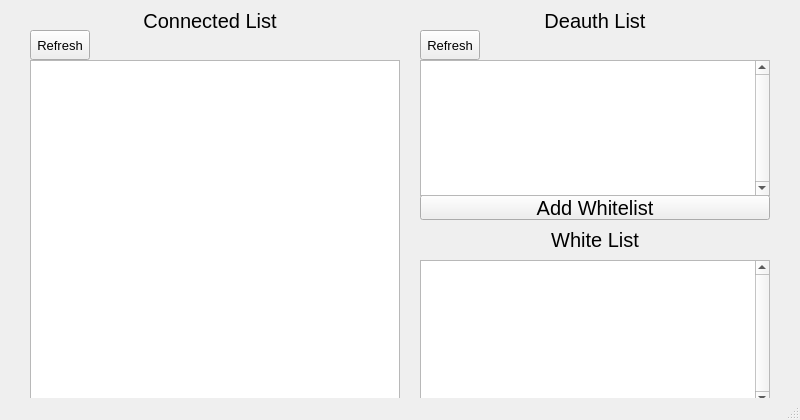
The window that UI/mainwindow.ui (NownS/Campaign_HIP) describes before a commit, drawn with Qt 5.
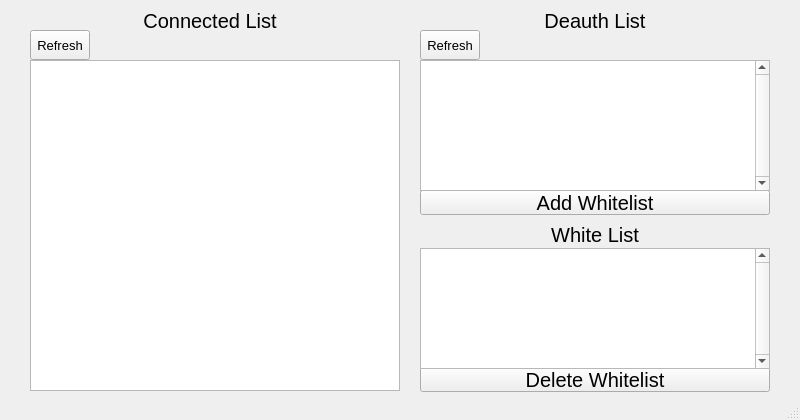
The same window after the commit.

Patch:
```diff
--- a/UI/mainwindow.ui
+++ b/UI/mainwindow.ui
@@ -35,10 +35,10 @@
    <widget class="QPushButton" name="DelWhite">
     <property name="geometry">
      <rect>
-      <x>373</x>
-      <y>403</y>
-      <width>311</width>
-      <height>34</height>
+      <x>420</x>
+      <y>367</y>
+      <width>350</width>
+      <height>25</height>
      </rect>
     </property>
     <property name="font">
@@ -54,7 +54,7 @@
     <property name="geometry">
      <rect>
       <x>420</x>
-      <y>195</y>
+      <y>190</y>
       <width>350</width>
       <height>25</height>
      </rect>
@@ -98,7 +98,7 @@
       <x>30</x>
       <y>60</y>
       <width>370</width>
-      <height>341</height>
+      <height>331</height>
      </rect>
     </property>
     <property name="font">
@@ -201,7 +201,7 @@
     <property name="geometry">
      <rect>
       <x>420</x>
-      <y>225</y>
+      <y>220</y>
       <width>350</width>
       <height>30</height>
      </rect>
@@ -251,7 +251,7 @@
       <x>420</x>
       <y>60</y>
       <width>350</width>
-      <height>136</height>
+      <height>131</height>
      </rect>
     </property>
     <property name="font">
@@ -273,9 +273,9 @@
     <property name="geometry">
      <rect>
       <x>420</x>
-      <y>260</y>
+      <y>248</y>
       <width>350</width>
-      <height>146</height>
+      <height>121</height>
      </rect>
     </property>
     <property name="font">
```
